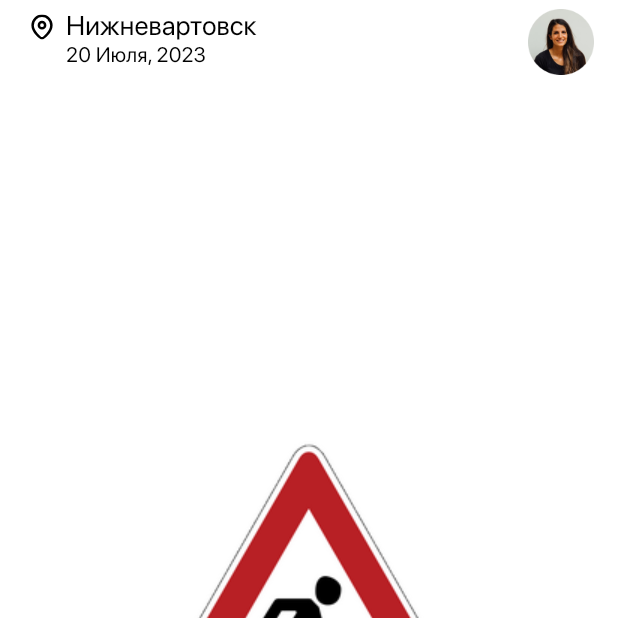
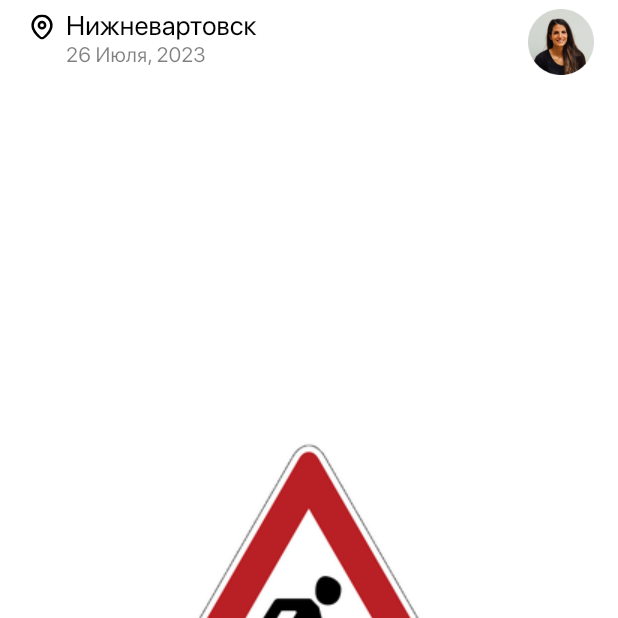
Before and after one commit to vachtung-gigabidze/test_flutter, a Flutter app: the screen it shows after launch, item 2 of the bottom bar chosen, on a phone screen of 412 x 824 dp, the top half of it. Run offline on Flutter 3.47's test engine with Material 2 defaults, Android fonts, the phone set to English and light mode, and no system bars; our stand-ins replace dio, flutter_svg, go_router, hooks_riverpod, retrofit, riverpod_annotation; generated files the repository leaves out were written again; network calls fail; project files that could hold a hidden picture were left out.

Commit message:
fix design

```diff
--- a/lib/assets/themes/text_style.dart
+++ b/lib/assets/themes/text_style.dart
@@ -1,5 +1,4 @@
 import 'package:flutter/material.dart';
-import 'package:flutter/painting.dart';
 
 /// названия из фигмы
 /// LargeTitle 32
@@ -24,6 +23,11 @@ class AppTypography {
     height: 1.2,
     fontWeight: FontWeight.w700,
   );
+  static const textTitle18Regular = TextStyle(
+    fontFamily: 'SF Pro Display',
+    fontSize: 18.0,
+    fontWeight: FontWeight.w500,
+  );
 
   static const textSubtitle18Medium = TextStyle(
     fontFamily: 'SF Pro Display',
@@ -35,7 +39,7 @@ class AppTypography {
   static const textText16Medium = TextStyle(
     fontFamily: 'SF Pro Display',
     fontSize: 16.0,
-    height: 1.1,
+    // height: 1.1,
     letterSpacing: 0.1,
     fontWeight: FontWeight.w500,
   );
@@ -109,6 +113,14 @@ class AppTypography {
     height: 1.0,
     letterSpacing: 0.14,
   );
+  static const textText14Description = TextStyle(
+    fontFamily: 'SF Pro Display',
+    fontSize: 14,
+    fontWeight: FontWeight.w400,
+    height: 1.0,
+    letterSpacing: 0.14,
+    color: Color(0xA6000000),
+  );
 
   static const textButton = TextStyle(
     fontFamily: 'SF Pro Display',
--- a/lib/features/category/category_screen.dart
+++ b/lib/features/category/category_screen.dart
@@ -48,9 +48,9 @@ class CategoryScreen extends ConsumerWidget {
                       Expanded(
                         child: GridView.builder(
                           gridDelegate:
-                              SliverGridDelegateWithFixedCrossAxisCount(
+                              const SliverGridDelegateWithFixedCrossAxisCount(
                             crossAxisCount: 3,
-                            mainAxisExtent: 145,
+                            mainAxisExtent: 160,
                           ),
                           primary: false,
                           shrinkWrap: false,
--- a/lib/features/category/widgets/dish.dart
+++ b/lib/features/category/widgets/dish.dart
@@ -42,6 +42,9 @@ class Dish extends StatelessWidget {
               ),
             ),
           ),
+          const SizedBox(
+            height: 5,
+          ),
           SizedBox(
             width: 109,
             child: Text(
@@ -52,6 +55,9 @@ class Dish extends StatelessWidget {
               textAlign: TextAlign.left,
             ),
           ),
+          const SizedBox(
+            height: 14,
+          ),
         ],
       ),
     );
--- a/lib/features/common/constants/app_sizes.dart
+++ b/lib/features/common/constants/app_sizes.dart
@@ -4,7 +4,7 @@ import 'package:flutter/material.dart';
 class AppSizes {
   /// размеры элементов
   static const double radiusCard = 10;
-  static const double radiusButton = 10;
+  static const double radiusButton = 12;
 
   /// частые отступы
   static const sizedBoxW4 = SizedBox(width: 4);
--- a/lib/features/common/widgets/app_bar/material_app_bar.dart
+++ b/lib/features/common/widgets/app_bar/material_app_bar.dart
@@ -1,4 +1,5 @@
 import 'package:flutter/material.dart';
+import 'package:flutter/services.dart';
 import 'package:flutter_svg/flutter_svg.dart';
 import 'package:test_flutter/features/common/constants/app_sizes.dart';
 
@@ -16,6 +17,11 @@ class MaterialAppBar extends StatelessWidget implements PreferredSizeWidget {
   @override
   Widget build(BuildContext context) {
     return AppBar(
+      toolbarHeight: 57,
+      systemOverlayStyle: const SystemUiOverlayStyle(
+        statusBarColor: Colors.white,
+        statusBarIconBrightness: Brightness.dark,
+      ),
       automaticallyImplyLeading: true,
       title: SizedBox(
         // width: double.infinity,
@@ -52,14 +58,14 @@ class MaterialAppBar extends StatelessWidget implements PreferredSizeWidget {
                     ),
                   ),
                   Text(
-                    '20 Июля, 2023',
+                    '26 Июля, 2023',
                     style: TextStyle(
                       fontFamily: 'SF Pro Display',
                       fontSize: 14,
                       fontWeight: FontWeight.w400,
                       height: 1.15,
                       letterSpacing: 0.14,
-                      // color: Color(0x7f000000),
+                      color: Color(0x7f000000),
                     ),
                   ),
                 ],
```
Also changed, not shown: lib/features/category/widgets/add_dish_dialog.dart (+11 -6 lines), lib/features/category/widgets/appbar_category.dart (+8 -1 lines).
